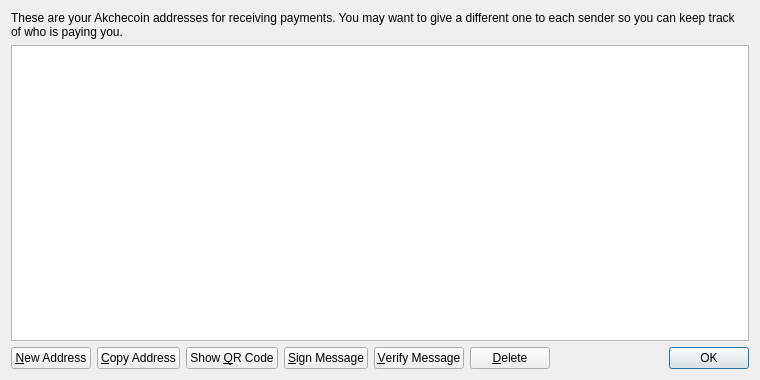
This is src/qt/forms/addressbookpage.ui in akchecoin/Turko as Qt 5 draws it before an edit. The edited form follows.
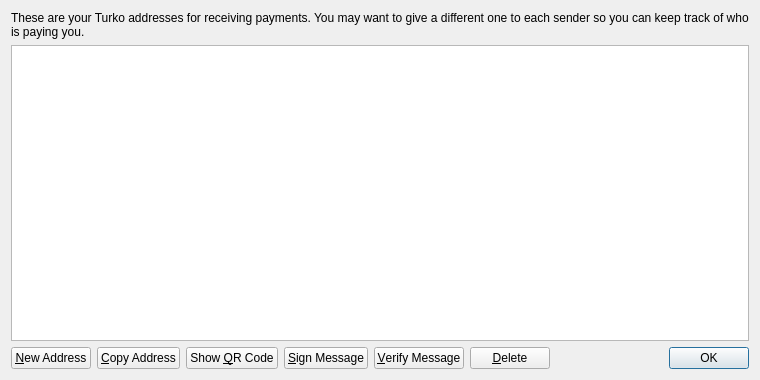
This is the edited form. Icons and pictures are not drawn.

Commit message: renamed into turko

Diff of the .ui file:
```diff
--- a/src/qt/forms/addressbookpage.ui
+++ b/src/qt/forms/addressbookpage.ui
@@ -17,7 +17,7 @@
    <item>
     <widget class="QLabel" name="labelExplanation">
      <property name="text">
-      <string>These are your Akchecoin addresses for receiving payments. You may want to give a different one to each sender so you can keep track of who is paying you.</string>
+      <string>These are your Turko addresses for receiving payments. You may want to give a different one to each sender so you can keep track of who is paying you.</string>
      </property>
      <property name="textFormat">
       <enum>Qt::PlainText</enum>
```
The commit also changes 83 other files.
